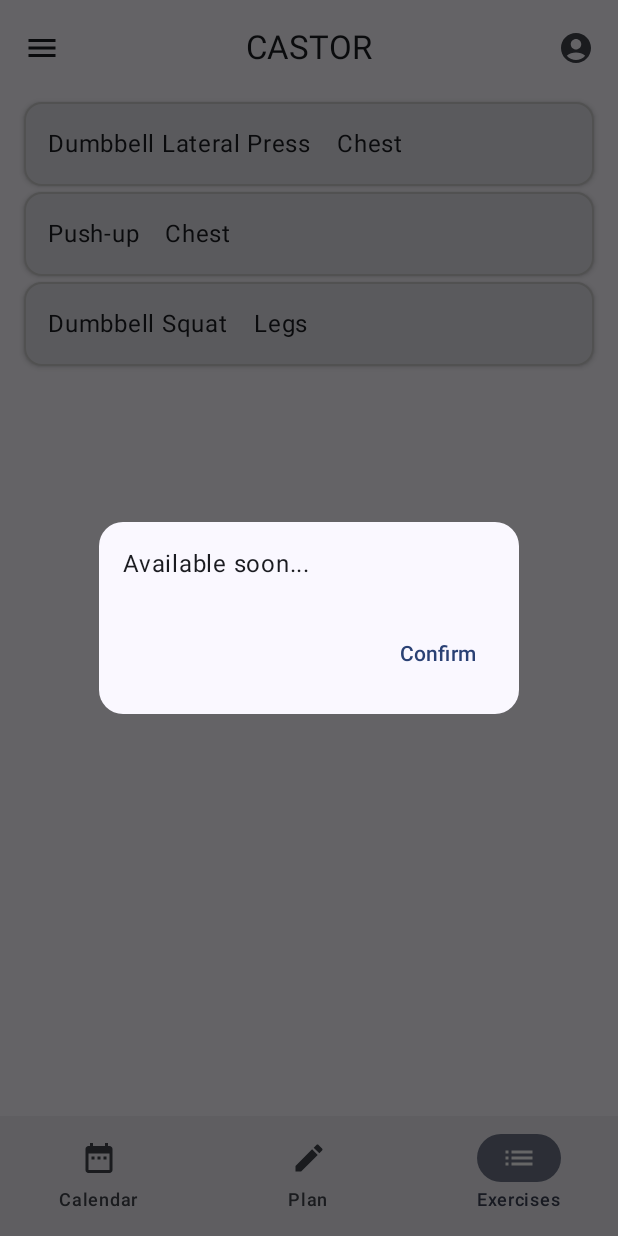
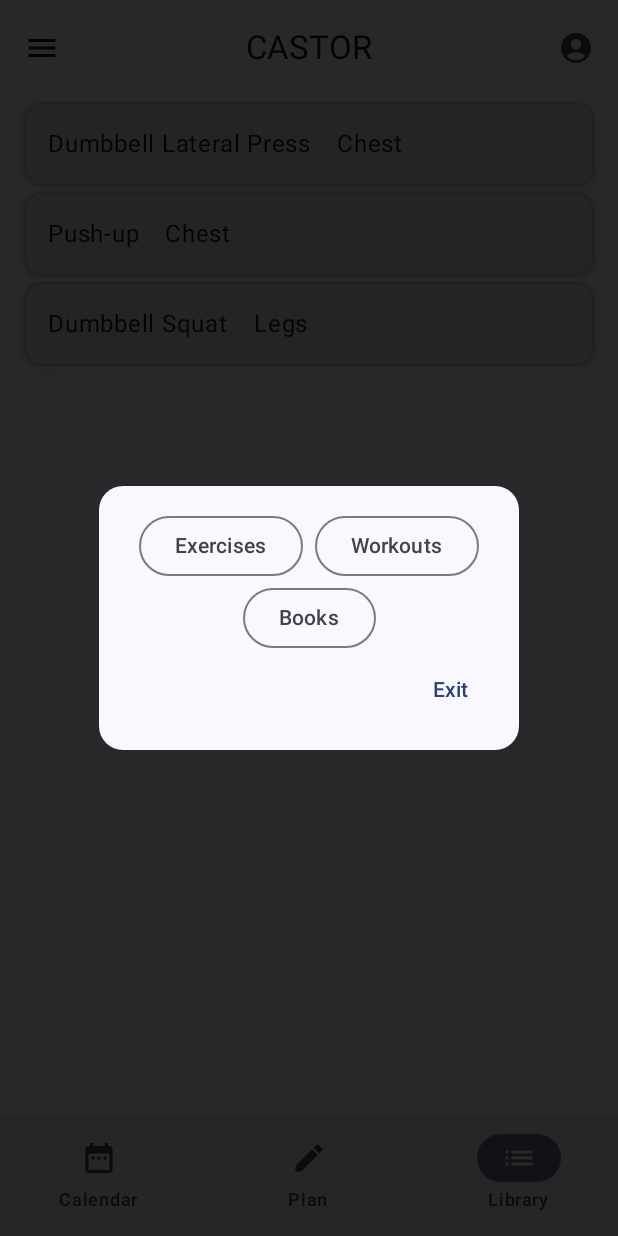
Before and after one commit to admgk/castor, an Android app built with Jetpack Compose: the CastorExercisesListScreen screen opened through its navigation route, item 3 of the bottom bar chosen, on a phone screen of 412 x 824 dp. Run offline under Robolectric (Android 15) with nearby library versions, the phone set to English and light mode, and no system bars.

Commit message:
Add Library navigation dialog

```diff
--- a/app/src/main/java/com/ignismark/castor/ui/CastorApp.kt
+++ b/app/src/main/java/com/ignismark/castor/ui/CastorApp.kt
@@ -37,6 +37,7 @@
         },
         bottomBar = {
             CastorBottomNavigation(
+                castorUiState = castorUiState,
                 castorViewModel = viewModel,
                 navController = navController)
         }
--- a/app/src/main/java/com/ignismark/castor/ui/CastorNavigationComponents.kt
+++ b/app/src/main/java/com/ignismark/castor/ui/CastorNavigationComponents.kt
@@ -1,9 +1,11 @@
 package com.ignismark.castor.ui
 
 import androidx.compose.foundation.layout.Column
+import androidx.compose.foundation.layout.Row
 import androidx.compose.foundation.layout.Spacer
 import androidx.compose.foundation.layout.height
 import androidx.compose.foundation.layout.padding
+import androidx.compose.foundation.layout.width
 import androidx.compose.material.icons.Icons
 import androidx.compose.material.icons.automirrored.filled.List
 import androidx.compose.material.icons.filled.AccountCircle
@@ -19,6 +21,7 @@
 import androidx.compose.material3.MaterialTheme
 import androidx.compose.material3.NavigationBar
 import androidx.compose.material3.NavigationBarItem
+import androidx.compose.material3.OutlinedButton
 import androidx.compose.material3.Surface
 import androidx.compose.material3.Text
 import androidx.compose.material3.TextButton
@@ -26,6 +29,7 @@
 import androidx.compose.runtime.getValue
 import androidx.compose.ui.Alignment
 import androidx.compose.ui.Modifier
+import androidx.compose.ui.tooling.preview.Preview
 import androidx.compose.ui.unit.dp
 import androidx.navigation.NavController
 import androidx.navigation.compose.currentBackStackEntryAsState
@@ -60,6 +64,7 @@
 
 @Composable
 fun CastorBottomNavigation(
+    castorUiState: CastorUiState,
     castorViewModel: CastorViewModel,
     navController: NavController,
     modifier: Modifier = Modifier
@@ -98,15 +103,22 @@
             selected =
                     currentRoute == CastorAppScreen.ExercisesList.title ||
                     currentRoute == CastorAppScreen.ExerciseDetails.title,
-            onClick = { navController.navigate(CastorAppScreen.ExercisesList.title) },
+            //onClick = { navController.navigate(CastorAppScreen.ExercisesList.title) },
+            onClick = { castorViewModel.toggleIsLibraryDialogVisible() },
             icon = {
                 Icon(
                     imageVector = Icons.AutoMirrored.Filled.List,
-                    contentDescription = "exercises")
+                    contentDescription = "library")
             },
             label = {
-                Text(text = "Exercises")
+                Text(text = "Library")
             }
+        )
+    }
+
+    if (castorUiState.isLibraryDialogVisible) {
+        LibraryDialog(
+            closeDialog = { castorViewModel.toggleIsLibraryDialogVisible() }
         )
     }
 }
@@ -140,3 +152,56 @@
         }
     }
 }
+
+@OptIn(ExperimentalMaterial3Api::class)
+@Composable
+fun LibraryDialog(
+    closeDialog: () -> Unit,
+) {
+    BasicAlertDialog(
+        onDismissRequest = closeDialog
+    ) {
+        Surface(
+            modifier = Modifier,
+            shape = MaterialTheme.shapes.large,
+            tonalElevation = AlertDialogDefaults.TonalElevation
+        ) {
+            Column(
+                modifier = Modifier.padding(16.dp),
+                horizontalAlignment = Alignment.CenterHorizontally
+            ) {
+                Row {
+                    OutlinedButton(
+                        onClick = {  }
+                    ) {
+                        Text(text = "Exercises")
+                    }
+                    Spacer(modifier = Modifier.width(8.dp))
+                    OutlinedButton(
+                        onClick = {  }
+                    ) {
+                        Text(text = "Workouts")
+                    }
+                }
+                OutlinedButton(
+                    onClick = {  },
+                    modifier = Modifier.align(Alignment.CenterHorizontally)
+                ) {
+                    Text(text = "Books")
+                }
+                TextButton(
+                    onClick = closeDialog,
+                    modifier = Modifier.align(Alignment.End)
+                ) {
+                    Text("Exit")
+                }
+            }
+        }
+    }
+}
+
+@Preview(showBackground = true)
+@Composable
+fun LibraryDialogPreview() {
+    LibraryDialog({})
+}
--- a/app/src/main/java/com/ignismark/castor/ui/CastorUiState.kt
+++ b/app/src/main/java/com/ignismark/castor/ui/CastorUiState.kt
@@ -7,5 +7,6 @@
     val exercisesAll: List<Exercise> = emptyList(),
     val currentSelectedExercise: Exercise = LocalExercisesDataProvider.defaultExercise,
     val datePicked: String = "",
-    val isDialogVisible: Boolean = false
+    val isDialogVisible: Boolean = false,
+    val isLibraryDialogVisible: Boolean = false
 )
--- a/app/src/main/java/com/ignismark/castor/ui/CastorViewModel.kt
+++ b/app/src/main/java/com/ignismark/castor/ui/CastorViewModel.kt
@@ -38,4 +38,12 @@
             )
         }
     }
+
+    fun toggleIsLibraryDialogVisible() {
+        _uiState.update {
+            it.copy(
+                isLibraryDialogVisible = !it.isLibraryDialogVisible
+            )
+        }
+    }
 }
```
